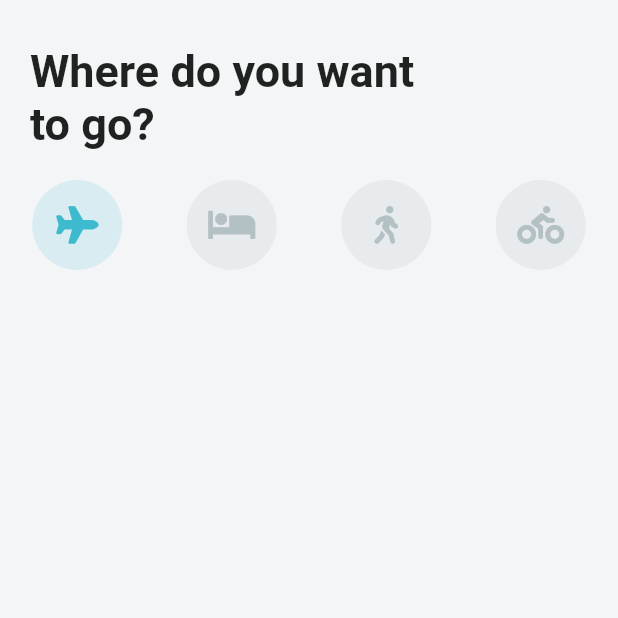
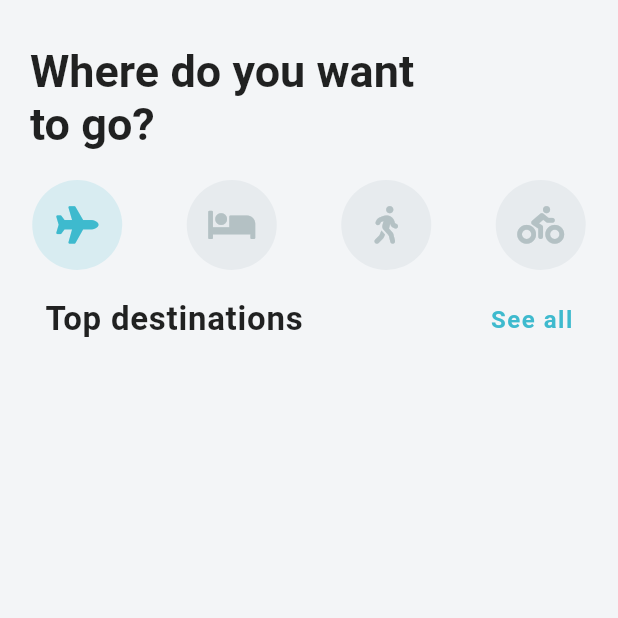
Before and after one commit to chet-w/flutter-travel-ui, a Flutter app: the screen it shows after launch, on a phone screen of 412 x 824 dp, the top half of it. Run offline on Flutter 3.47's test engine with Material 2 defaults, Android fonts, the phone set to English and light mode, and no system bars; our stand-ins replace font_awesome_flutter.

Commit message:
Create widget for destination carousel

```diff
--- a/lib/screens/home_screen.dart
+++ b/lib/screens/home_screen.dart
@@ -1,4 +1,5 @@
 import 'package:flutter/material.dart';
+import 'package:flutter_travel_ui_starter/widgets/destination_carousel.dart';
 import 'package:font_awesome_flutter/font_awesome_flutter.dart';
 
 class HomeScreen extends StatefulWidget {
@@ -68,6 +69,10 @@ class _HomeScreenState extends State<HomeScreen> {
                 .map((MapEntry map) => _buildIcon(map.key))
                 .toList(),
           ),
+          SizedBox(
+            height: 20.0,
+          ),
+          DestinationCarousel()
         ],
       )),
     );
--- /dev/null
+++ b/lib/widgets/destination_carousel.dart
@@ -0,0 +1,27 @@
+import 'package:flutter/material.dart';
+
+class DestinationCarousel extends StatelessWidget {
+  @override
+  Widget build(BuildContext context) {
+    return Column(children: [
+      Padding(
+        padding: EdgeInsets.symmetric(horizontal: 30.0),
+        child:
+            Row(mainAxisAlignment: MainAxisAlignment.spaceBetween, children: [
+          Text("Top destinations",
+              style: TextStyle(
+                fontSize: 22.0,
+                fontWeight: FontWeight.bold,
+                letterSpacing: 0.5,
+              )),
+          Text("See all",
+              style: TextStyle(
+                  color: Theme.of(context).primaryColor,
+                  fontSize: 16.0,
+                  fontWeight: FontWeight.w600,
+                  letterSpacing: 1.0))
+        ]),
+      )
+    ]);
+  }
+}
```
